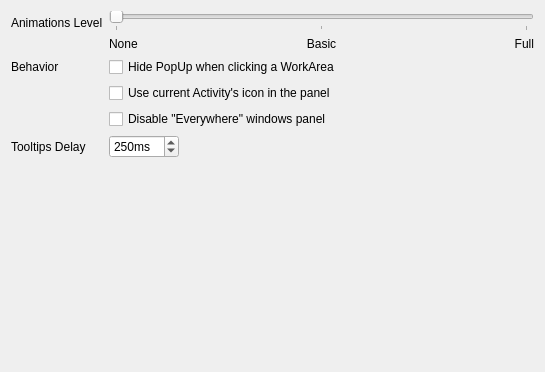
Before: the Qt Designer form package/contents/ui/config.ui in psifidotos/workflow-project, drawn with Qt 5.
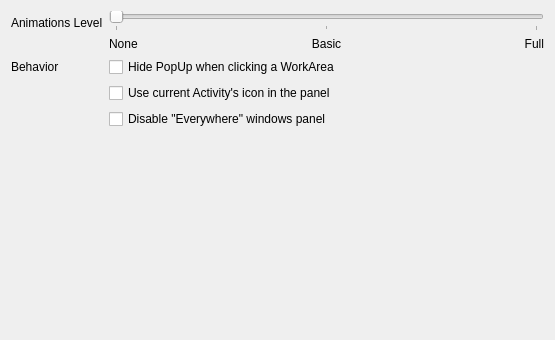
After: the same form once the commit is applied.

Commit message:
removed tooltips configuration, improved DTextLine
--tooltips settings were removed as the default KDE tooltips
are used from now
--DTextLine (is used in the WorkareaDeleg) improved with
containsMouse etc... One small issue remains, if you assign
all the DTextLine component in the tooltips then containsMouse
doesnot work for some reason. Workaround was that an alias of
the biggest MouseArea was used as target for the tooltip

What changed in the file:
```diff
--- a/package/contents/ui/config.ui
+++ b/package/contents/ui/config.ui
@@ -6,8 +6,8 @@
    <rect>
     <x>0</x>
     <y>0</y>
-    <width>545</width>
-    <height>372</height>
+    <width>555</width>
+    <height>340</height>
    </rect>
   </property>
   <property name="sizePolicy">
@@ -133,35 +133,6 @@
      </property>
     </widget>
    </item>
-   <item row="4" column="0">
-    <widget class="QLabel" name="label_7">
-     <property name="text">
-      <string>Tooltips Delay</string>
-     </property>
-    </widget>
-   </item>
-   <item row="4" column="1">
-    <widget class="QSpinBox" name="kcfg_ToolTipsDelay">
-     <property name="toolTip">
-      <string>&lt;html&gt;&lt;head/&gt;&lt;body&gt;&lt;p&gt;The delay for showing a tooltip. With 0 tooltips are disabled&lt;/p&gt;&lt;/body&gt;&lt;/html&gt;</string>
-     </property>
-     <property name="suffix">
-      <string>ms</string>
-     </property>
-     <property name="prefix">
-      <string/>
-     </property>
-     <property name="maximum">
-      <number>1000</number>
-     </property>
-     <property name="singleStep">
-      <number>50</number>
-     </property>
-     <property name="value">
-      <number>250</number>
-     </property>
-    </widget>
-   </item>
   </layout>
  </widget>
  <resources/>
```
The commit also changes 5 other files.
